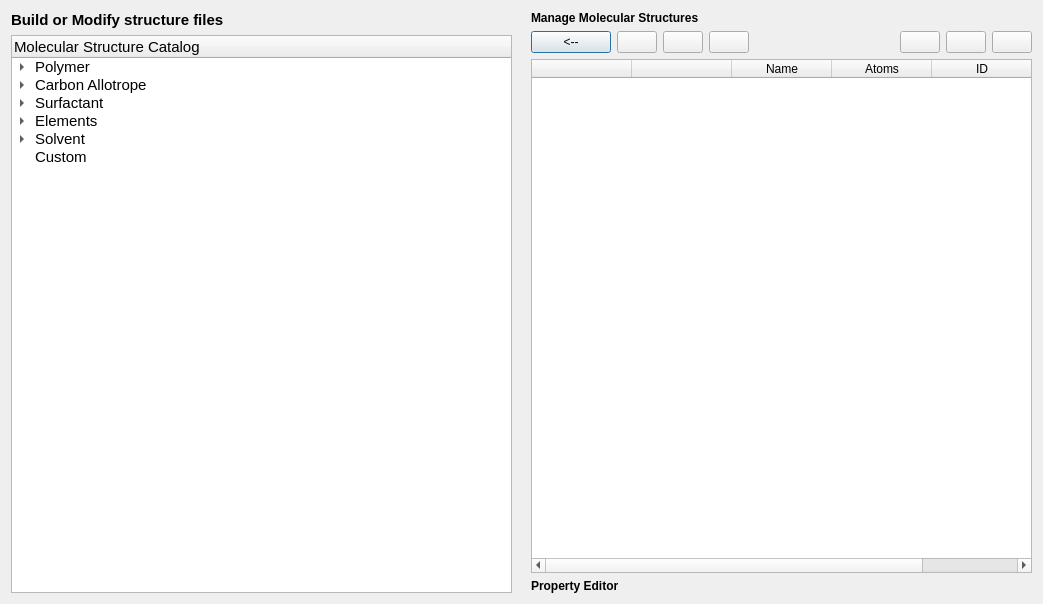
compMathUPRH/wolffia, file interface/main/buildTab.ui: the form before one commit.
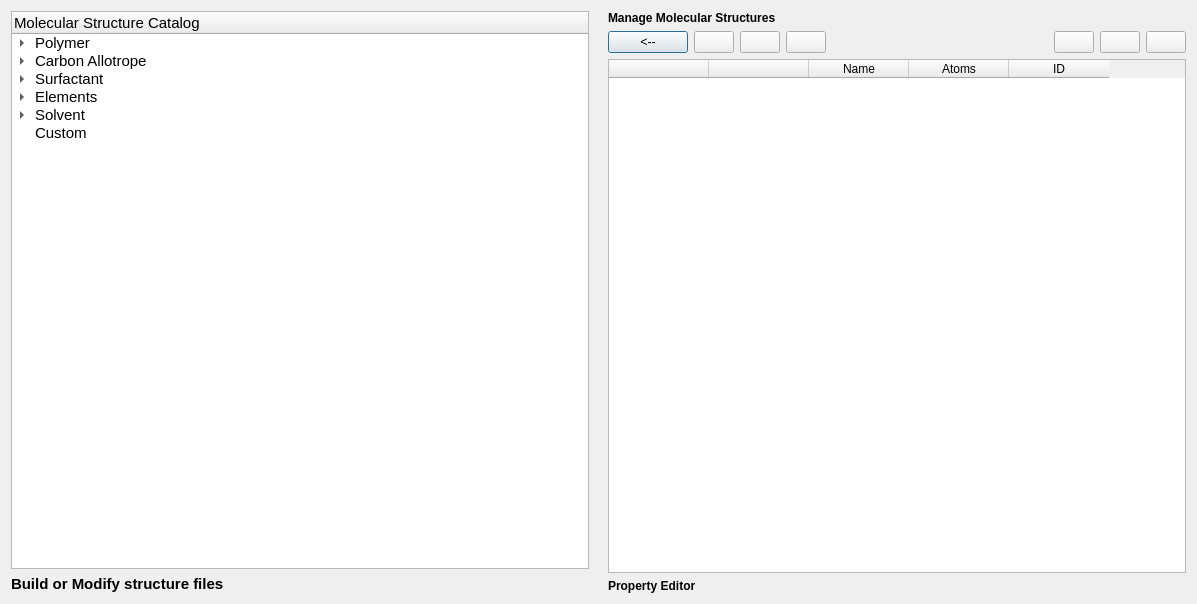
The form after the commit.

```diff
--- a/interface/main/buildTab.ui
+++ b/interface/main/buildTab.ui
@@ -2,11 +2,14 @@
 <ui version="4.0">
  <class>buildTab</class>
  <widget class="QDialog" name="buildTab">
+  <property name="enabled">
+   <bool>true</bool>
+  </property>
   <property name="geometry">
    <rect>
     <x>0</x>
     <y>0</y>
-    <width>1043</width>
+    <width>1197</width>
     <height>604</height>
    </rect>
   </property>
@@ -30,22 +33,11 @@
     <layout class="QHBoxLayout" name="horizontalLayout_3">
      <item>
       <layout class="QVBoxLayout" name="verticalLayout">
-       <item>
-        <widget class="QLabel" name="label">
-         <property name="font">
-          <font>
-           <pointsize>11</pointsize>
-           <weight>75</weight>
-           <bold>true</bold>
-          </font>
-         </property>
-         <property name="text">
-          <string>Build or Modify structure files</string>
-         </property>
-        </widget>
-       </item>
        <item>
         <widget class="QTreeWidget" name="molCatalog">
+         <property name="enabled">
+          <bool>true</bool>
+         </property>
          <property name="font">
           <font>
            <pointsize>11</pointsize>
@@ -357,6 +349,20 @@
          </item>
         </widget>
        </item>
+       <item>
+        <widget class="QLabel" name="label">
+         <property name="font">
+          <font>
+           <pointsize>11</pointsize>
+           <weight>75</weight>
+           <bold>true</bold>
+          </font>
+         </property>
+         <property name="text">
+          <string>Build or Modify structure files</string>
+         </property>
+        </widget>
+       </item>
       </layout>
      </item>
      <item>
```
